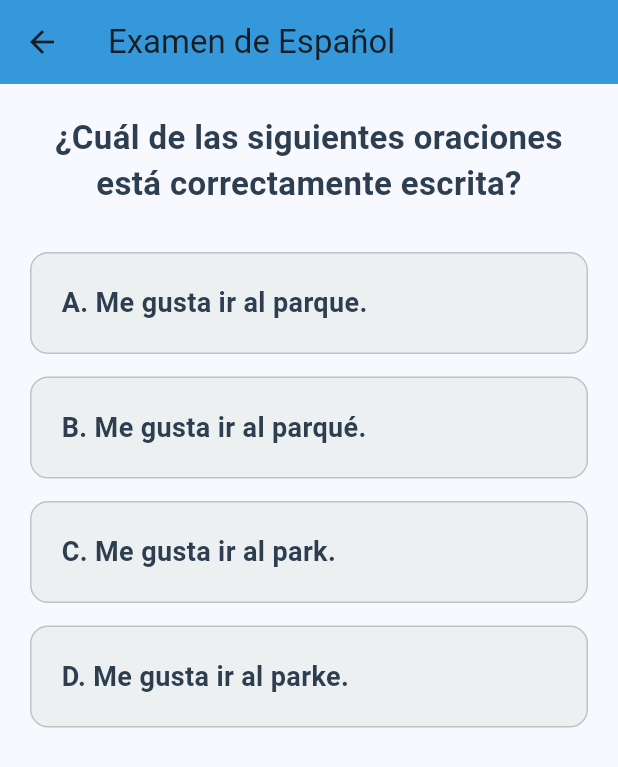
After one commit to bsjc1024/Hackpue2025, a Flutter app: the ExamenEspanolScreen screen opened by its route, on a phone screen of 412 x 824 dp. The commit adds this screen. Shown: the top 767 px of the screen. Run offline on Flutter 3.47's test engine with Material 3 defaults, Android fonts, the phone set to English and light mode, and no system bars; our stand-ins replace google_fonts.

Commit message:
Ultima Vista

```diff
--- a/flutter_app/lib/main.dart
+++ b/flutter_app/lib/main.dart
@@ -6,6 +6,8 @@ import 'screen/exam_ubication.dart';
 import 'screen/home_screen.dart';
 import 'screen/espanol_screen.dart';
 import 'screen/biologia_screen.dart';
+import 'screen/biologia_question.dart';
+import 'screen/espanol_question.dart';
 
 
 void main() {
@@ -33,6 +35,8 @@ class MyApp extends StatelessWidget {
         '/home': (context) => const HomeScreen(),
         '/espanol': (context) => const EspanolScreen(),
         '/biologia': (context) =>  const RecursosScreen(),
+        '/siguiente': (context) => const ExamenBioScreen(),
+        '/siguiente1': (context) => const ExamenEspanolScreen(),
       },
     );
   }
--- /dev/null
+++ b/flutter_app/lib/screen/espanol_question.dart
@@ -0,0 +1,77 @@
+import 'package:flutter/material.dart';
+
+class ExamenEspanolScreen extends StatefulWidget {
+  const ExamenEspanolScreen({super.key});
+
+  @override
+  State<ExamenEspanolScreen> createState() => _ExamenEspanolScreenState();
+}
+
+class _ExamenEspanolScreenState extends State<ExamenEspanolScreen> {
+  String? selectedOption;
+
+  @override
+  Widget build(BuildContext context) {
+    return Scaffold(
+      appBar: AppBar(
+        title: const Text("Examen de Español"),
+        backgroundColor: const Color(0xFF3498DB), // azul brillante
+      ),
+      body: Padding(
+        padding: const EdgeInsets.all(20.0),
+        child: Column(
+          children: [
+            // Pregunta
+            const Text(
+              "¿Cuál de las siguientes oraciones está correctamente escrita?",
+              style: TextStyle(
+                fontSize: 22,
+                fontWeight: FontWeight.bold,
+                color: Color(0xFF2C3E50),
+              ),
+              textAlign: TextAlign.center,
+            ),
+            const SizedBox(height: 30),
+
+            // Opciones
+            _buildOptionButton("A. Me gusta ir al parque."),
+            _buildOptionButton("B. Me gusta ir al parqué."),
+            _buildOptionButton("C. Me gusta ir al park."),
+            _buildOptionButton("D. Me gusta ir al parke."),
+          ],
+        ),
+      ),
+    );
+  }
+
+  // Widget para las opciones
+  Widget _buildOptionButton(String text) {
+    bool isSelected = selectedOption == text;
+
+    return GestureDetector(
+      onTap: () {
+        setState(() {
+          selectedOption = text;
+        });
+      },
+      child: Container(
+        width: double.infinity,
+        margin: const EdgeInsets.only(bottom: 15),
+        padding: const EdgeInsets.all(20),
+        decoration: BoxDecoration(
+          color: isSelected ? const Color(0xFF3498DB) : const Color(0xFFECF0F1), // azul si seleccionado
+          borderRadius: BorderRadius.circular(12),
+          border: Border.all(color: const Color(0xFFBDC3C7)), // borde suave
+        ),
+        child: Text(
+          text,
+          style: TextStyle(
+            fontSize: 18,
+            color: isSelected ? Colors.white : const Color(0xFF2C3E50),
+            fontWeight: FontWeight.bold,
+          ),
+        ),
+      ),
+    );
+  }
+}
```
Also changed, not shown: flutter_app/lib/screen/biologia_question.dart (added, +73 -0 lines).
